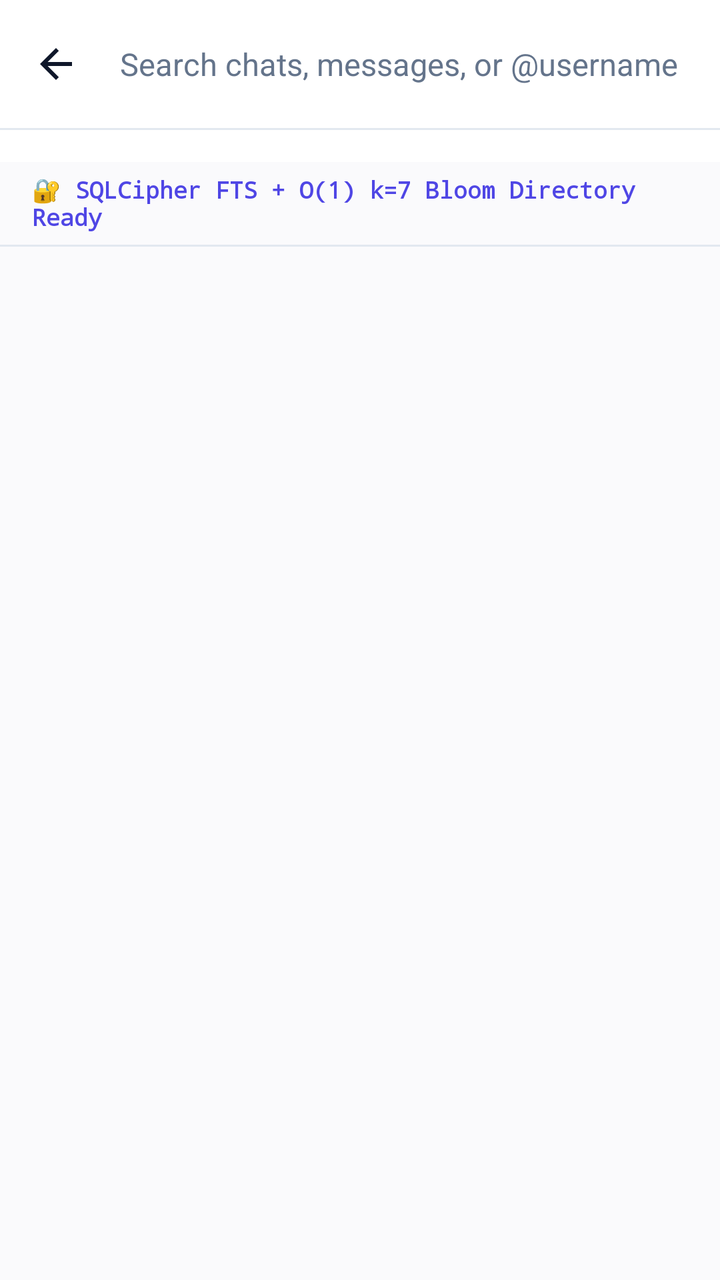
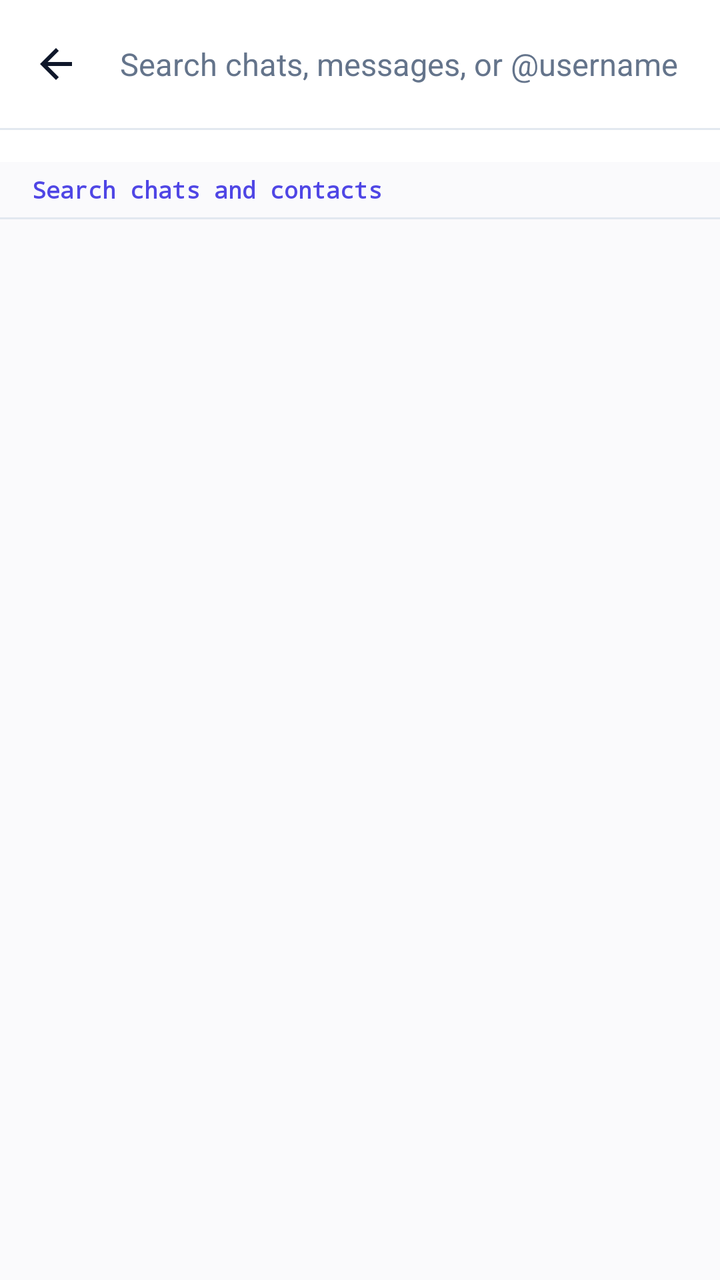

Screens rendered from an Android XML layout before and after an edit, with the pre-edit source and the edit as a unified diff.
<!-- AndroidManifest.xml: application theme Theme.VEIL -->
<!-- res/layout/activity_search.xml -->
<?xml version="1.0" encoding="utf-8"?>
<RelativeLayout xmlns:android="http://schemas.android.com/apk/res/android"
    xmlns:app="http://schemas.android.com/apk/res-auto"
    android:id="@+id/search_root"
    android:layout_width="match_parent"
    android:layout_height="match_parent"
    android:background="@color/veil_primary_dark">

    <LinearLayout
        android:id="@+id/searchContentColumn"
        android:layout_width="match_parent"
        android:layout_height="match_parent"
        android:orientation="vertical">

        
        <LinearLayout
            android:layout_width="match_parent"
            android:layout_height="?attr/actionBarSize"
            android:background="@color/veil_primary"
            android:gravity="center_vertical"
            android:paddingStart="8dp"
            android:paddingEnd="12dp">

            <ImageView
                android:id="@+id/backButton"
                android:layout_width="40dp"
                android:layout_height="40dp"
                android:background="?attr/selectableItemBackgroundBorderless"
                android:contentDescription="@string/app_name"
                android:padding="8dp"
                android:src="@drawable/ic_arrow_back"
                app:tint="@color/text_primary" />

            <EditText
                android:id="@+id/searchEditText"
                android:layout_width="0dp"
                android:layout_height="match_parent"
                android:layout_weight="1"
                android:autofillHints="search"
                android:background="@null"
                android:hint="Search chats, messages, or @username..."
                android:imeOptions="actionSearch"
                android:inputType="text"
                android:maxLines="1"
                android:paddingStart="12dp"
                android:paddingEnd="8dp"
                android:textColor="@color/text_primary"
                android:textColorHint="@color/text_secondary"
                android:textSize="15.5sp" />

            <ImageView
                android:id="@+id/btnClearSearch"
                android:layout_width="36dp"
                android:layout_height="36dp"
                android:background="?attr/selectableItemBackgroundBorderless"
                android:contentDescription="Clear search"
                android:padding="8dp"
                android:src="@drawable/ic_close"
                android:visibility="gone"
                app:tint="@color/text_secondary" />

        </LinearLayout>

        <View
            android:layout_width="match_parent"
            android:layout_height="1dp"
            android:background="@color/colorOutline" />

        
        <HorizontalScrollView
            android:id="@+id/searchFilterChipsScroll"
            android:layout_width="match_parent"
            android:layout_height="wrap_content"
            android:background="@color/veil_primary"
            android:overScrollMode="never"
            android:paddingHorizontal="12dp"
            android:paddingVertical="8dp"
            android:scrollbars="none">

            <LinearLayout
                android:id="@+id/searchFilterChipsRow"
                android:layout_width="wrap_content"
                android:layout_height="wrap_content"
                android:gravity="center_vertical"
                android:orientation="horizontal" />

        </HorizontalScrollView>

        
        <TextView
            android:id="@+id/tvSearchBloomTelemetry"
            android:layout_width="match_parent"
            android:layout_height="wrap_content"
            android:background="@color/veil_primary_dark"
            android:fontFamily="monospace"
            android:paddingHorizontal="16dp"
            android:paddingVertical="6dp"
            android:text="🔐 SQLCipher FTS + O(1) k=7 Bloom Directory Ready"
            android:textColor="@color/veil_accent"
            android:textSize="11.5sp"
            android:textStyle="bold" />

        <View
            android:layout_width="match_parent"
            android:layout_height="1dp"
            android:background="@color/colorOutline" />

        <FrameLayout
            android:layout_width="match_parent"
            android:layout_height="match_parent">

            
            <androidx.recyclerview.widget.RecyclerView
                android:id="@+id/resultsRecyclerView"
                android:layout_width="match_parent"
                android:layout_height="match_parent"
                android:clipToPadding="false"
                android:padding="8dp" />

            
            <LinearLayout
                android:id="@+id/emptyState"
                android:layout_width="match_parent"
                android:layout_height="match_parent"
                android:gravity="center"
                android:orientation="vertical"
                android:padding="40dp"
                android:visibility="gone">

                <ImageView
                    android:layout_width="64dp"
                    android:layout_height="64dp"
                    android:layout_marginBottom="16dp"
                    android:contentDescription="@string/search"
                    android:src="@drawable/ic_search"
                    app:tint="@color/text_secondary" />

                <TextView
                    android:id="@+id/tvEmptySearchTitle"
                    android:layout_width="wrap_content"
                    android:layout_height="wrap_content"
                    android:gravity="center"
                    android:text="@string/search_desc"
                    android:textColor="@color/text_secondary"
                    android:textSize="14sp" />

            </LinearLayout>

        </FrameLayout>

    </LinearLayout>

    
    <ProgressBar
        android:id="@+id/loadingBar"
        android:layout_width="28dp"
        android:layout_height="28dp"
        android:layout_alignParentTop="true"
        android:layout_alignParentEnd="true"
        android:layout_marginTop="14dp"
        android:layout_marginEnd="52dp"
        android:visibility="gone" />

</RelativeLayout>
<!-- resources referenced by this layout -->
<resources>
  <color name="colorOutline">#E2E8F0</color>
  <color name="text_primary">#0F172A</color>
  <color name="text_secondary">#64748B</color>
  <color name="veil_accent">#4F46E5</color>
  <color name="veil_primary">#FFFFFF</color>
  <color name="veil_primary_dark">#FAFAFC</color>
  <string name="app_name">VEIL</string>
  <string name="search">Search</string>
  <string name="search_desc">Search across all your conversations</string>
  <style name="Base.Theme.VEIL" parent="Theme.Material3.DayNight.NoActionBar">
          <item name="android:statusBarColor">@android:color/transparent</item>
          <item name="android:navigationBarColor">@android:color/transparent</item>
          <item name="android:windowLightStatusBar" tools:targetApi="m">true</item>
          <item name="colorPrimary">@color/colorPrimary</item>
          <item name="colorOnPrimary">@color/colorOnPrimary</item>
          <item name="colorPrimaryContainer">@color/colorPrimaryContainer</item>
          <item name="colorOnPrimaryContainer">@color/colorOnPrimaryContainer</item>
          <item name="colorSurface">@color/colorSurface</item>
          <item name="colorSurfaceVariant">@color/colorSurfaceVariant</item>
          <item name="colorOutline">@color/colorOutline</item>
          <item name="android:colorBackground">@color/colorBackground</item>
          <item name="bottomSheetDialogTheme">@style/ModernBottomSheetDialogTheme</item>
      </style>
  <color name="colorPrimary">#4F46E5</color>
  <color name="colorOnPrimary">#FFFFFF</color>
  <color name="colorPrimaryContainer">#EEF2FF</color>
  <color name="colorOnPrimaryContainer">#3730A3</color>
  <color name="colorSurface">#FFFFFF</color>
  <color name="colorSurfaceVariant">#F1F5F9</color>
  <color name="colorBackground">#FAFAFC</color>
  <!-- unchanged entries left out for length: 6 -->
</resources>

<!-- the commit's change to res/layout/activity_search.xml (unified diff, before → after) -->
@@ -95,7 +95,7 @@
             android:fontFamily="monospace"
             android:paddingHorizontal="16dp"
             android:paddingVertical="6dp"
-            android:text="🔐 SQLCipher FTS + O(1) k=7 Bloom Directory Ready"
+            android:text="Search chats and contacts"
             android:textColor="@color/veil_accent"
             android:textSize="11.5sp"
             android:textStyle="bold" />
<!-- resource entries referenced after the edit -->
@@ -17,8 +17,25 @@
           <item name="colorOnPrimary">@color/colorOnPrimary</item>
           <item name="colorPrimaryContainer">@color/colorPrimaryContainer</item>
           <item name="colorOnPrimaryContainer">@color/colorOnPrimaryContainer</item>
+          <item name="colorSecondary">@color/colorSecondary</item>
+          <item name="colorOnSecondary">@color/colorOnSecondary</item>
+          <item name="colorSecondaryContainer">@color/colorSecondaryContainer</item>
+          <item name="colorOnSecondaryContainer">@color/colorOnSecondaryContainer</item>
+          <item name="colorTertiary">@color/colorTertiary</item>
+          <item name="colorOnTertiary">@color/colorOnTertiary</item>
+          <item name="colorTertiaryContainer">@color/colorTertiaryContainer</item>
+          <item name="colorOnTertiaryContainer">@color/colorOnTertiaryContainer</item>
           <item name="colorSurface">@color/colorSurface</item>
+          <item name="colorOnSurface">@color/colorOnSurface</item>
           <item name="colorSurfaceVariant">@color/colorSurfaceVariant</item>
+          <item name="colorOnSurfaceVariant">@color/colorOnSurfaceVariant</item>
+          <item name="colorSurfaceDim">@color/colorSurfaceDim</item>
+          <item name="colorSurfaceBright">@color/colorSurfaceBright</item>
+          <item name="colorSurfaceContainerLowest">@color/colorSurfaceContainerLowest</item>
+          <item name="colorSurfaceContainerLow">@color/colorSurfaceContainerLow</item>
+          <item name="colorSurfaceContainer">@color/colorSurfaceContainer</item>
+          <item name="colorSurfaceContainerHigh">@color/colorSurfaceContainerHigh</item>
+          <item name="colorSurfaceContainerHighest">@color/colorSurfaceContainerHighest</item>
           <item name="colorOutline">@color/colorOutline</item>
           <item name="android:colorBackground">@color/colorBackground</item>
           <item name="bottomSheetDialogTheme">@style/ModernBottomSheetDialogTheme</item>
@@ -27,8 +44,25 @@
   <color name="colorOnPrimary">#FFFFFF</color>
   <color name="colorPrimaryContainer">#EEF2FF</color>
   <color name="colorOnPrimaryContainer">#3730A3</color>
+  <color name="colorSecondary">#0D9488</color>
+  <color name="colorOnSecondary">#FFFFFF</color>
+  <color name="colorSecondaryContainer">#EEF2FF</color>
+  <color name="colorOnSecondaryContainer">#3730A3</color>
+  <color name="colorTertiary">#06B6D4</color>
+  <color name="colorOnTertiary">#FFFFFF</color>
+  <color name="colorTertiaryContainer">#ECFEFF</color>
+  <color name="colorOnTertiaryContainer">#155E75</color>
   <color name="colorSurface">#FFFFFF</color>
+  <color name="colorOnSurface">#0F172A</color>
   <color name="colorSurfaceVariant">#F1F5F9</color>
+  <color name="colorOnSurfaceVariant">#475569</color>
+  <color name="colorSurfaceDim">#E2E8F0</color>
+  <color name="colorSurfaceBright">#FFFFFF</color>
+  <color name="colorSurfaceContainerLowest">#FFFFFF</color>
+  <color name="colorSurfaceContainerLow">#F8FAFC</color>
+  <color name="colorSurfaceContainer">#F1F5F9</color>
+  <color name="colorSurfaceContainerHigh">#E2E8F0</color>
+  <color name="colorSurfaceContainerHighest">#CBD5E1</color>
   <color name="colorBackground">#FAFAFC</color>
   <!-- unchanged entries left out for length: 6 -->
 </resources>
